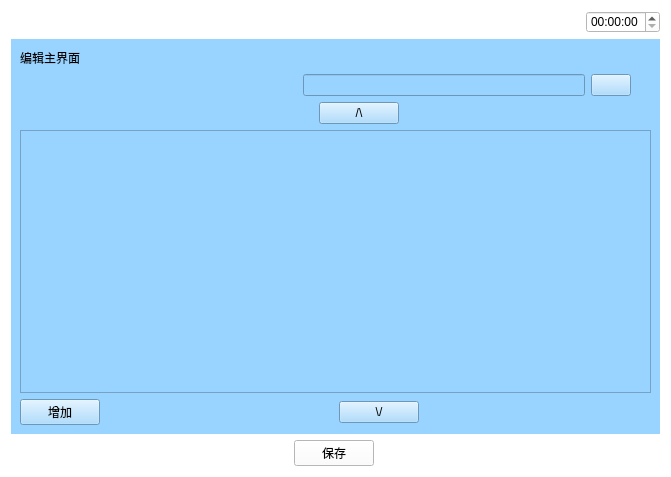
Old version of the form WeighSensor/shouyecanshu.ui in the repository xsw258x2s5w8/WeightSensor.
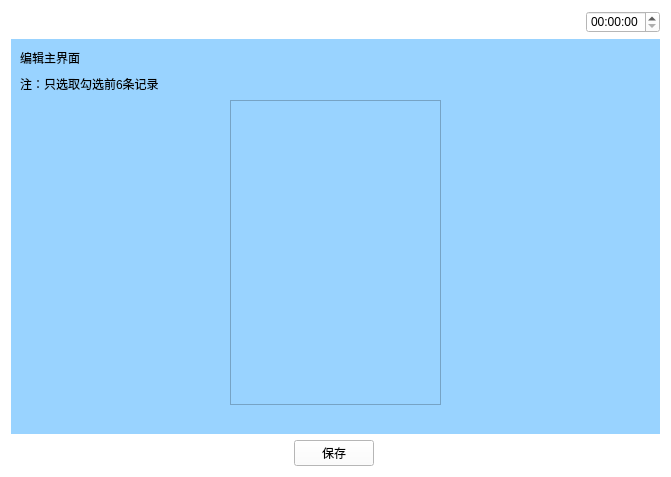
New version of the form. Icons and pictures are not drawn.

```diff
--- a/WeighSensor/shouyecanshu.ui
+++ b/WeighSensor/shouyecanshu.ui
@@ -16,7 +16,7 @@
   <property name="styleSheet">
    <string notr="true">background-color: rgb(255, 255, 255);</string>
   </property>
-  <layout class="QVBoxLayout" name="verticalLayout_4">
+  <layout class="QVBoxLayout" name="verticalLayout_4" stretch="1,5,1">
    <item>
     <layout class="QHBoxLayout" name="horizontalLayout_5">
      <item>
@@ -140,6 +140,13 @@
         <property name="rightMargin">
          <number>20</number>
         </property>
+        <item>
+         <widget class="QLabel" name="label_2">
+          <property name="text">
+           <string>注：只选取勾选前6条记录</string>
+          </property>
+         </widget>
+        </item>
         <item>
          <spacer name="horizontalSpacer_7">
           <property name="orientation">
@@ -153,19 +160,6 @@
           </property>
          </spacer>
         </item>
-        <item>
-         <widget class="QLineEdit" name="lineEdit_11"/>
-        </item>
-        <item>
-         <widget class="QPushButton" name="pushButton_7">
-          <property name="styleSheet">
-           <string notr="true">border-image: url(:/image/images/find.svg);</string>
-          </property>
-          <property name="text">
-           <string/>
-          </property>
-         </widget>
-        </item>
        </layout>
       </item>
       <item>
@@ -173,37 +167,37 @@
         <item>
          <layout class="QHBoxLayout" name="horizontalLayout_15">
           <item>
-           <widget class="QPushButton" name="pushButton_11">
-            <property name="text">
-             <string/>
+           <spacer name="horizontalSpacer_5">
+            <property name="orientation">
+             <enum>Qt::Horizontal</enum>
             </property>
-            <property name="flat">
+            <property name="sizeHint" stdset="0">
+             <size>
+              <width>40</width>
+              <height>20</height>
+             </size>
+            </property>
+           </spacer>
+          </item>
+          <item>
+           <widget class="QScrollArea" name="scrollArea">
+            <property name="widgetResizable">
              <bool>true</bool>
             </property>
+            <widget class="QWidget" name="scrollAreaWidgetContents">
+             <property name="geometry">
+              <rect>
+               <x>0</x>
+               <y>0</y>
+               <width>205</width>
+               <height>211</height>
+              </rect>
+             </property>
+            </widget>
            </widget>
           </item>
           <item>
-           <spacer name="horizontalSpacer_3">
-            <property name="orientation">
-             <enum>Qt::Horizontal</enum>
-            </property>
-            <property name="sizeHint" stdset="0">
-             <size>
-              <width>40</width>
-              <height>20</height>
-             </size>
-            </property>
-           </spacer>
-          </item>
-          <item>
-           <widget class="QPushButton" name="pushButton_9">
-            <property name="text">
-             <string>/\</string>
-            </property>
-           </widget>
-          </item>
-          <item>
-           <spacer name="horizontalSpacer_10">
+           <spacer name="horizontalSpacer_6">
             <property name="orientation">
              <enum>Qt::Horizontal</enum>
             </property>
@@ -217,18 +211,8 @@
           </item>
          </layout>
         </item>
-        <item>
-         <widget class="QTreeView" name="treeView"/>
-        </item>
         <item>
          <layout class="QHBoxLayout" name="horizontalLayout_14">
-          <item>
-           <widget class="QPushButton" name="pushButton_6">
-            <property name="text">
-             <string>增加</string>
-            </property>
-           </widget>
-          </item>
           <item>
            <spacer name="horizontalSpacer_11">
             <property name="orientation">
@@ -242,13 +226,6 @@
             </property>
            </spacer>
           </item>
-          <item>
-           <widget class="QPushButton" name="pushButton_10">
-            <property name="text">
-             <string>\/</string>
-            </property>
-           </widget>
-          </item>
           <item>
            <spacer name="horizontalSpacer_12">
             <property name="orientation">
```
Left out of the diff: 4 changed lines with no effect on the pictures.
